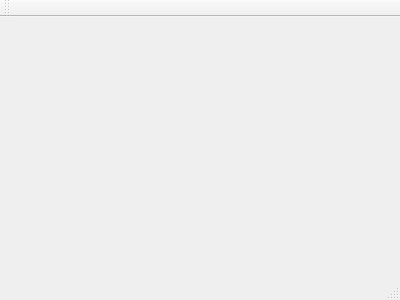
chmod-sorind/QTListView, file dialog.ui: the form before one commit.
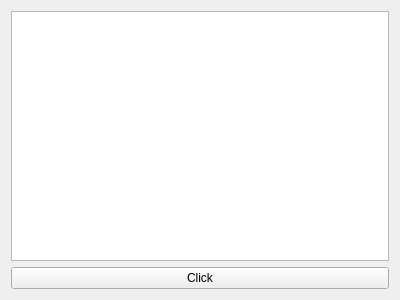
The form after the commit.

```diff
--- a/dialog.ui
+++ b/dialog.ui
@@ -12,13 +12,32 @@
   <property name="windowTitle" >
    <string>dialog</string>
   </property>
-  <widget class="QMenuBar" name="menuBar" />
-  <widget class="QToolBar" name="mainToolBar" />
-  <widget class="QWidget" name="centralWidget" />
-  <widget class="QStatusBar" name="statusBar" />
+  <widget class="QWidget" name="centralWidget">
+   <layout class="QGridLayout" name="gridLayout">
+    <item row="1" column="0">
+     <widget class="QPushButton" name="pushButton">
+      <property name="text">
+       <string>Click</string>
+      </property>
+     </widget>
+    </item>
+    <item row="0" column="0">
+     <widget class="QListWidget" name="listWidget">
+      <property name="alternatingRowColors">
+       <bool>true</bool>
+      </property>
+      <property name="selectionMode">
+       <enum>QAbstractItemView::ExtendedSelection</enum>
+      </property>
+      <property name="modelColumn">
+       <number>0</number>
+      </property>
+     </widget>
+    </item>
+   </layout>
+  </widget>
  </widget>
- <layoutDefault spacing="6" margin="11" />
- <pixmapfunction></pixmapfunction>
+ <layoutdefault spacing="6" margin="11"/>
  <resources/>
  <connections/>
 </ui>
```
Left out of the diff: 7 changed lines with no effect on the pictures.
